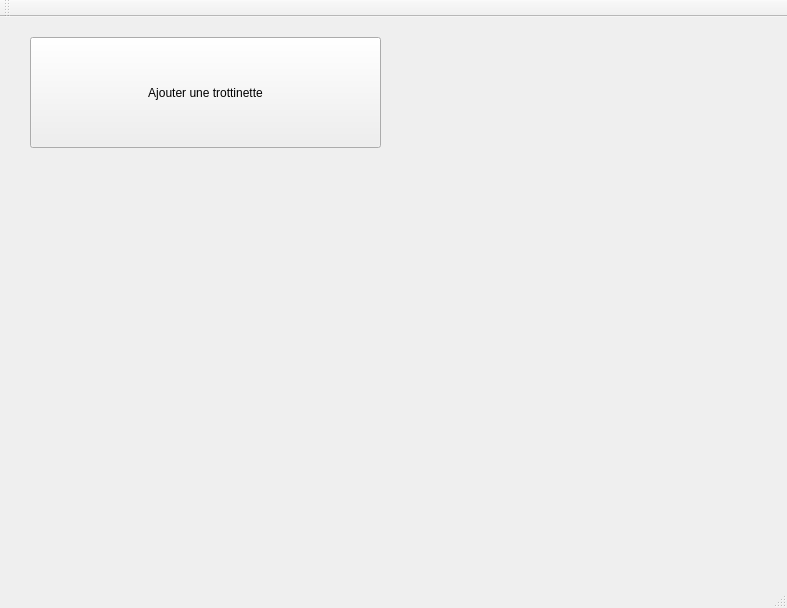
Qt form mainwindow.ui (Darhal/Trottipret) before a commit.
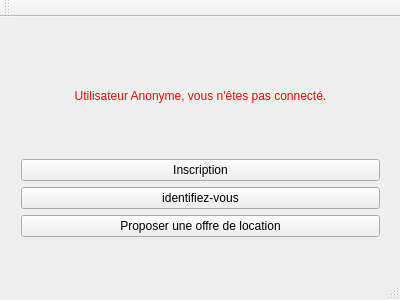
The same form after that commit.

Diff of the .ui file:
```diff
--- a/mainwindow.ui
+++ b/mainwindow.ui
@@ -6,26 +6,59 @@
    <rect>
     <x>0</x>
     <y>0</y>
-    <width>787</width>
-    <height>608</height>
+    <width>400</width>
+    <height>300</height>
    </rect>
   </property>
   <property name="windowTitle">
    <string>Trottiprêt</string>
   </property>
   <widget class="QWidget" name="centralWidget">
-   <widget class="QPushButton" name="buttonAjouterTrottinette">
+   <widget class="QWidget" name="verticalLayoutWidget">
     <property name="geometry">
      <rect>
-      <x>30</x>
-      <y>20</y>
-      <width>351</width>
-      <height>111</height>
+      <x>10</x>
+      <y>10</y>
+      <width>381</width>
+      <height>221</height>
      </rect>
     </property>
-    <property name="text">
-     <string>Ajouter une trottinette</string>
-    </property>
+    <layout class="QVBoxLayout" name="verticalLayout">
+     <item>
+      <widget class="QLabel" name="connected_user">
+       <property name="styleSheet">
+        <string notr="true">color:red;</string>
+       </property>
+       <property name="text">
+        <string>Utilisateur Anonyme, vous n'êtes pas connecté.</string>
+       </property>
+       <property name="alignment">
+        <set>Qt::AlignCenter</set>
+       </property>
+      </widget>
+     </item>
+     <item>
+      <widget class="QPushButton" name="InscriptionButton">
+       <property name="text">
+        <string>Inscription</string>
+       </property>
+      </widget>
+     </item>
+     <item>
+      <widget class="QPushButton" name="ConnectionButton">
+       <property name="text">
+        <string>identifiez-vous</string>
+       </property>
+      </widget>
+     </item>
+     <item>
+      <widget class="QPushButton" name="OffreLocationButton">
+       <property name="text">
+        <string>Proposer une offre de location</string>
+       </property>
+      </widget>
+     </item>
+    </layout>
    </widget>
   </widget>
   <widget class="QMenuBar" name="menuBar">
```
Left out of the diff: 6 changed lines with no effect on the pictures.
